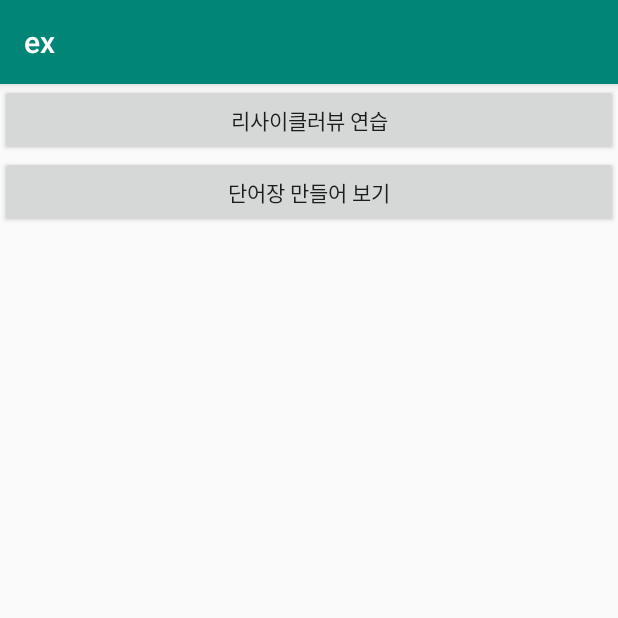
After one commit to jungeun960/ex, an Android app: the reActivity screen opened directly, with no data from a screen before it, on a phone screen of 412 x 824 dp, the top half of it. The commit adds this screen. Run offline under Robolectric (Android 15) with nearby library versions, the phone set to English and light mode, and no system bars.

Commit message:
파일 정리

```diff
--- a/app/src/main/java/com/example/ex/GetImageActivity.java
+++ b/app/src/main/java/com/example/ex/GetImageActivity.java
@@ -31,7 +31,7 @@ import java.util.Date;
 
 public class GetImageActivity extends AppCompatActivity {
 
-    private static final String TAG = "blackjin";
+    private static final String TAG = "Photo";
     private Boolean isPermission = true;
     private static final int PICK_FROM_ALBUM = 1;
     private File tempFile;
--- /dev/null
+++ b/app/src/main/java/com/example/ex/reActivity.java
@@ -0,0 +1,36 @@
+package com.example.ex;
+
+import androidx.appcompat.app.AppCompatActivity;
+
+import android.content.Intent;
+import android.os.Bundle;
+import android.view.View;
+import android.widget.Button;
+
+public class reActivity extends AppCompatActivity {
+
+    @Override
+    protected void onCreate(Bundle savedInstanceState) {
+        super.onCreate(savedInstanceState);
+        setContentView(R.layout.activity_re);
+
+        Button button6 = (Button)findViewById(R.id.recyclerview1);
+        button6.setOnClickListener(new View.OnClickListener() {
+            @Override
+            public void onClick(View v) {
+                Intent intent4 = new Intent(getApplicationContext(),RecyclerViewActivity.class);
+                startActivity(intent4);
+            }
+        });
+
+        Button button7 = (Button)findViewById(R.id.recyclerview2);
+        button7.setOnClickListener(new View.OnClickListener() {
+            @Override
+            public void onClick(View v) {
+                Intent intent5 = new Intent(getApplicationContext(),RecycleView2Activity.class);
+                startActivity(intent5);
+            }
+        });
+
+    }
+}
--- /dev/null
+++ b/app/src/main/res/layout/activity_re.xml
@@ -0,0 +1,22 @@
+<?xml version="1.0" encoding="utf-8"?>
+<LinearLayout xmlns:android="http://schemas.android.com/apk/res/android"
+    xmlns:app="http://schemas.android.com/apk/res-auto"
+    xmlns:tools="http://schemas.android.com/tools"
+    android:layout_width="match_parent"
+    android:layout_height="match_parent"
+    tools:context=".IntentActivity"
+    android:orientation="vertical"
+    >
+
+    <Button
+        android:id="@+id/recyclerview1"
+        android:layout_width="match_parent"
+        android:layout_height="wrap_content"
+        android:text="리사이클러뷰 연습" />
+
+    <Button
+        android:id="@+id/recyclerview2"
+        android:layout_width="match_parent"
+        android:layout_height="wrap_content"
+        android:text="단어장 만들어 보기" />
+</LinearLayout>
```
Also changed, not shown: app/build.gradle (+4 -4 lines), app/src/main/AndroidManifest.xml (+6 -4 lines), app/src/main/java/com/example/ex/DialogActivity.java (added, +59 -0 lines), app/src/main/java/com/example/ex/IntentActivity.java (added, +35 -0 lines), app/src/main/java/com/example/ex/Main2Activity.java (+4 -49 lines), app/src/main/res/layout/activity_dialog.xml (added, +22 -0 lines), app/src/main/res/layout/activity_intent.xml (added, +22 -0 lines), app/src/main/res/layout/activity_main2.xml (+2 -26 lines).
